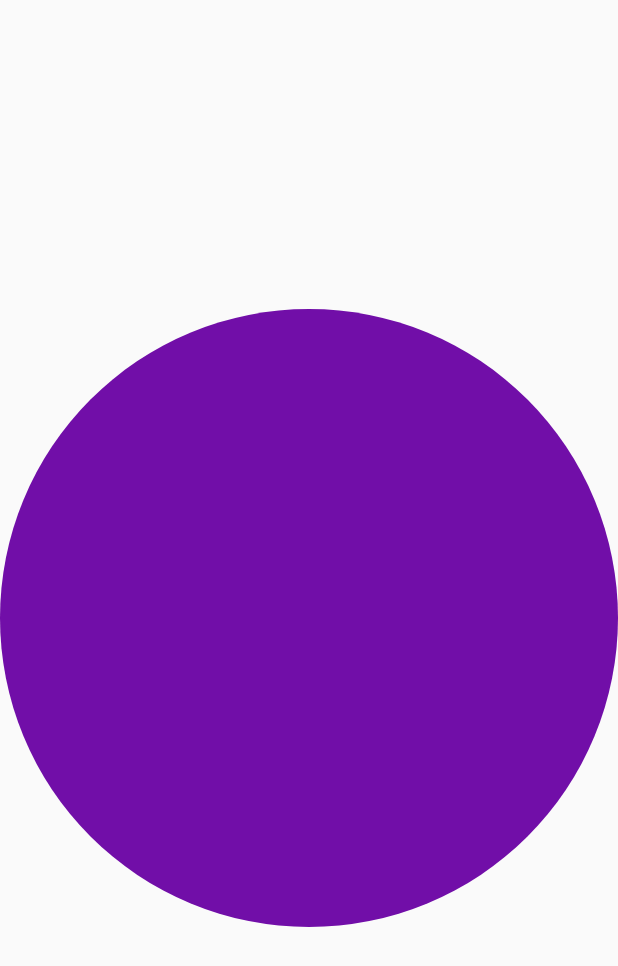
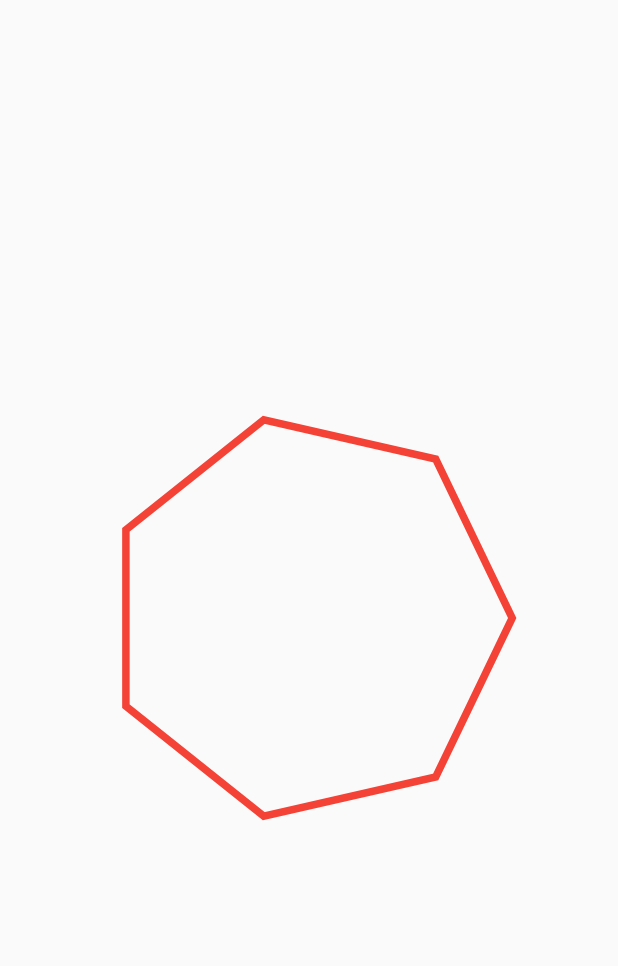
Before and after one commit to amarjeetpatidar007/animate_flutter, a Flutter app: the screen it shows after launch, on a phone screen of 412 x 824 dp. Shown: the top 966 px of the screen. Run offline on Flutter 3.47's test engine with Material 2 defaults, Android fonts, the phone set to English and light mode, and no system bars.

Commit message:
Polygon Animation Custom Painter added

```diff
--- a/lib/main.dart
+++ b/lib/main.dart
@@ -1,5 +1,5 @@
-
-import 'package:assignment/views/implicit%20animation/tween_animation.dart';
+import 'package:assignment/views/home.dart';
+import 'package:assignment/views/polygon_custom_painter.dart';
 import 'package:flutter/material.dart';
 
 void main() {
@@ -11,6 +11,6 @@ class MyApp extends StatelessWidget {
 
   @override
   Widget build(BuildContext context) {
-    return const MaterialApp(home: TweenAnimationView());
+    return const MaterialApp(home: PolygonAnimation());
   }
 }
--- /dev/null
+++ b/lib/views/polygon_custom_painter.dart
@@ -0,0 +1,136 @@
+import 'package:assignment/views/chained_animation.dart';
+import 'package:flutter/material.dart';
+import 'dart:math' show pi, cos, sin;
+
+class PolygonPainter extends CustomPainter {
+  final int side;
+
+  PolygonPainter({required this.side});
+
+  @override
+  void paint(Canvas canvas, Size size) {
+    // Define Brush Style and Properties
+    final paint = Paint()
+      ..color = Colors.red
+      ..style = PaintingStyle.stroke
+      ..strokeCap = StrokeCap.round
+      ..strokeWidth = 5;
+
+    final center = Offset(size.width / 2, size.height / 2);
+    final angle = (pi * 2) / side;
+    final angles = List.generate(side, (index) => index * angle);
+    final radius = size.width / 2;
+    final path = Path();
+
+    /*
+    Formula - To get the value of X and Y on Circumference
+    x = center.x + radius * cos(angle)
+    y = center.y + radius * sin(angle)
+    */
+
+    //Move the Brush to first Angle Coordinate (0,0)
+    path.moveTo(
+      center.dx + radius * cos(0),
+      center.dy + radius * sin(0),
+    );
+
+    for (final angle in angles) {
+      path.lineTo(
+          center.dx + radius * cos(angle), center.dy + radius * sin(angle));
+    }
+    path.close();
+
+    canvas.drawPath(path, paint);
+  }
+
+  @override
+  bool shouldRepaint(covariant CustomPainter oldDelegate) =>
+      oldDelegate is PolygonPainter && oldDelegate.side != side;
+}
+
+class PolygonAnimation extends StatefulWidget {
+  const PolygonAnimation({super.key});
+
+  @override
+  State<PolygonAnimation> createState() => _PolygonAnimationState();
+}
+
+class _PolygonAnimationState extends State<PolygonAnimation>
+    with TickerProviderStateMixin {
+  late AnimationController controller;
+  late Animation<int> animation;
+
+  //Size Animation
+  late AnimationController radiusController;
+  late Animation<double> radiusAnimation;
+
+  //Rotation Animation
+  late AnimationController rotationController;
+  late Animation<double> rotationAnimation;
+
+  @override
+  void initState() {
+    controller =
+        AnimationController(vsync: this, duration: const Duration(seconds: 3));
+
+    animation = IntTween(begin: 3, end: 10).animate(controller);
+
+    radiusController =
+        AnimationController(vsync: this, duration: Duration(seconds: 3));
+
+    radiusAnimation = Tween(begin: 30.0, end: 400.0)
+        .chain(CurveTween(curve: Curves.bounceInOut))
+        .animate(radiusController);
+
+    rotationController =
+        AnimationController(vsync: this, duration: Duration(seconds: 3));
+    rotationAnimation = Tween(begin: 0.0, end: pi * 2)
+        .chain(CurveTween(curve: Curves.easeInOutCirc))
+        .animate(rotationController);
+    super.initState();
+  }
+
+  @override
+  void dispose() {
+    controller.dispose();
+    radiusController.dispose();
+    rotationController.dispose();
+    super.dispose();
+  }
+
+  @override
+  void didChangeDependencies() {
+    super.didChangeDependencies();
+    controller.repeat(reverse: true);
+    radiusController.repeat(reverse: true);
+  }
+
+  @override
+  Widget build(BuildContext context) {
+    return Scaffold(
+      body: AnimatedBuilder(
+        animation: Listenable.merge([
+          controller,
+          radiusController,
+        ]),
+        builder: (BuildContext context, Widget? child) {
+          return Transform(
+            transform: Matrix4.identity()
+              ..rotateX(rotationController.value)
+              ..rotateY(rotationController.value)
+              ..rotateZ(rotationController.value),
+            child: Center(
+              child: CustomPaint(
+                painter: PolygonPainter(side: animation.value),
+                child: SizedBox(
+                  height: radiusAnimation.value,
+                  width: radiusAnimation.value,
+                ),
+              ),
+            ),
+          );
+        },
+      ),
+    );
+  }
+}
```
Also changed, not shown: pubspec.lock.
